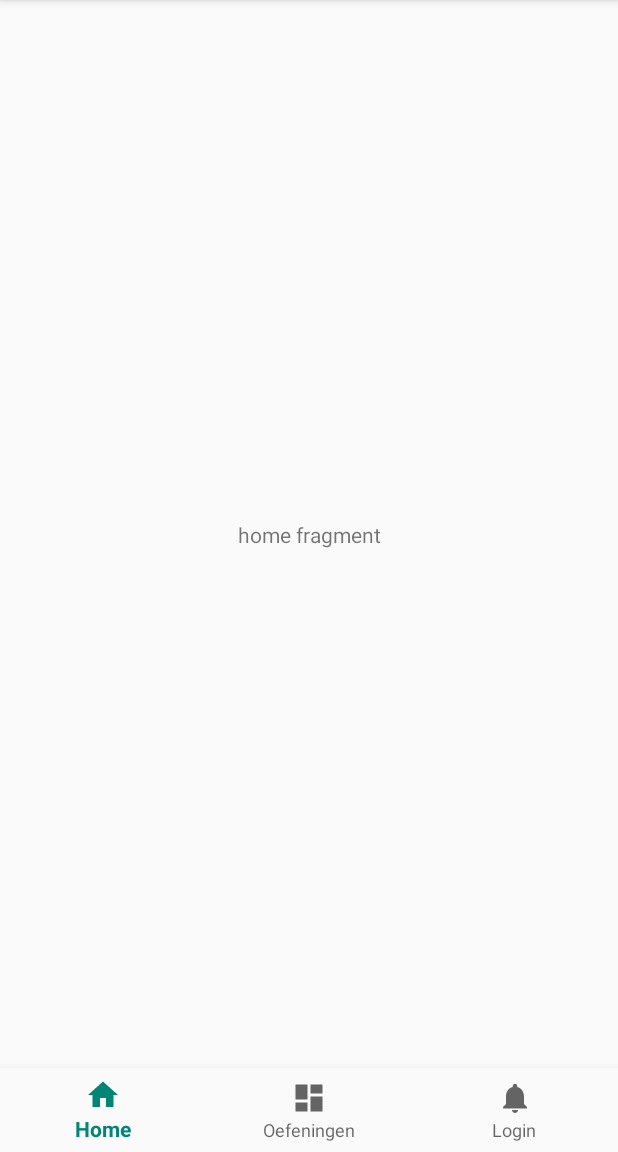
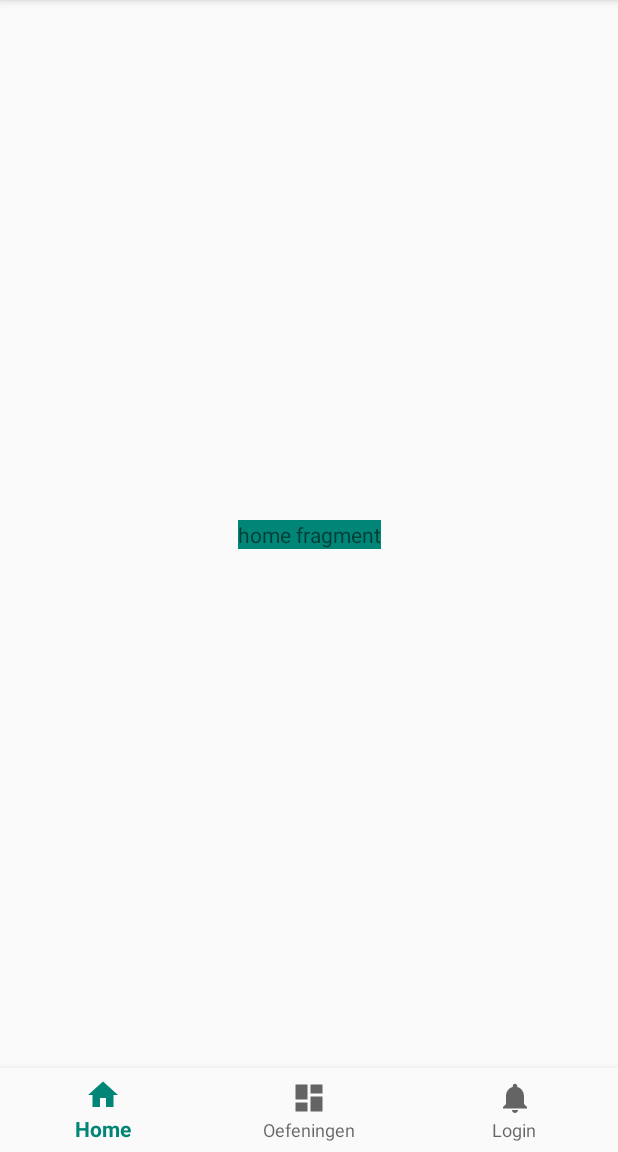
Before and after one commit to NickAelbrecht/herexAndroid, an Android app: the screen it shows after launch (MainActivity), on a phone screen of 412 x 824 dp, the part 84-1236 px from its top. Run offline under Robolectric (Android 15) with nearby library versions, the light colour scheme and no system bars.

Commit message:
cleaned fragments & added basic clicklistener

```diff
--- a/app/build.gradle
+++ b/app/build.gradle
@@ -30,6 +30,7 @@ dependencies {
     implementation 'com.android.support.constraint:constraint-layout:1.1.3'
     implementation 'com.android.support:support-vector-drawable:28.0.0'
     implementation 'com.android.support:support-v4:28.0.0'
+    implementation "android.arch.lifecycle:extensions:1.1.1"
     testImplementation 'junit:junit:4.12'
     androidTestImplementation 'com.android.support.test:runner:1.0.2'
     androidTestImplementation 'com.android.support.test.espresso:espresso-core:3.0.2'
--- a/app/src/main/java/com/example/nick/herexamen/MainActivity.kt
+++ b/app/src/main/java/com/example/nick/herexamen/MainActivity.kt
@@ -33,6 +33,7 @@ class MainActivity : AppCompatActivity(), HomeFragment.OnFragmentInteractionList
         setContentView(R.layout.activity_main)
 
         navigation.setOnNavigationItemSelectedListener(mOnNavigationItemSelectedListener)
+        switchFragment(HomeFragment.newInstance("test1", "test2"))
     }
 
     override fun onFragmentInteraction(uri: Uri) {
@@ -42,8 +43,9 @@ class MainActivity : AppCompatActivity(), HomeFragment.OnFragmentInteractionList
 
     private fun switchFragment(fragment: Fragment) {
         supportFragmentManager.beginTransaction()
+            .replace(R.id.fragment, fragment)
             .addToBackStack(null)
-            .replace(R.id.fragment, fragment)
+            .setTransition(1)
             .commit()
 
     }
--- a/app/src/main/java/com/example/nick/herexamen/fragments/HomeFragment.kt
+++ b/app/src/main/java/com/example/nick/herexamen/fragments/HomeFragment.kt
@@ -12,8 +12,7 @@ import com.example.nick.herexamen.R
 
 // TODO: Rename parameter arguments, choose names that match
 // the fragment initialization parameters, e.g. ARG_ITEM_NUMBER
-private const val ARG_PARAM1 = "param1"
-private const val ARG_PARAM2 = "param2"
+
 
 /**
  * A simple [Fragment] subclass.
@@ -25,16 +24,12 @@ private const val ARG_PARAM2 = "param2"
  *
  */
 class HomeFragment : Fragment() {
-    // TODO: Rename and change types of parameters
-    private var param1: String? = null
-    private var param2: String? = null
-    private var listener: OnFragmentInteractionListener? = null
+        private var listener: OnFragmentInteractionListener? = null
 
     override fun onCreate(savedInstanceState: Bundle?) {
         super.onCreate(savedInstanceState)
         arguments?.let {
-            param1 = it.getString(ARG_PARAM1)
-            param2 = it.getString(ARG_PARAM2)
+
         }
     }
 
@@ -95,8 +90,6 @@ class HomeFragment : Fragment() {
         fun newInstance(param1: String, param2: String) =
             HomeFragment().apply {
                 arguments = Bundle().apply {
-                    putString(ARG_PARAM1, param1)
-                    putString(ARG_PARAM2, param2)
                 }
             }
     }
--- a/app/src/main/res/layout/fragment_home.xml
+++ b/app/src/main/res/layout/fragment_home.xml
@@ -5,10 +5,10 @@
              android:layout_height="match_parent"
              tools:context=".fragments.HomeFragment">
 
-    <!-- TODO: Update blank fragment layout -->
     <TextView
             android:layout_width="match_parent"
             android:layout_height="match_parent"
-            android:text="home fragment"/>
+            android:text="home fragment"
+            android:background="@color/colorPrimary"/>
 
 </FrameLayout>
```
Also changed, not shown: app/src/main/java/com/example/nick/herexamen/fragments/LoginFragment.kt (+17 -16 lines), app/src/main/res/layout/fragment_login.xml (+39 -11 lines).
